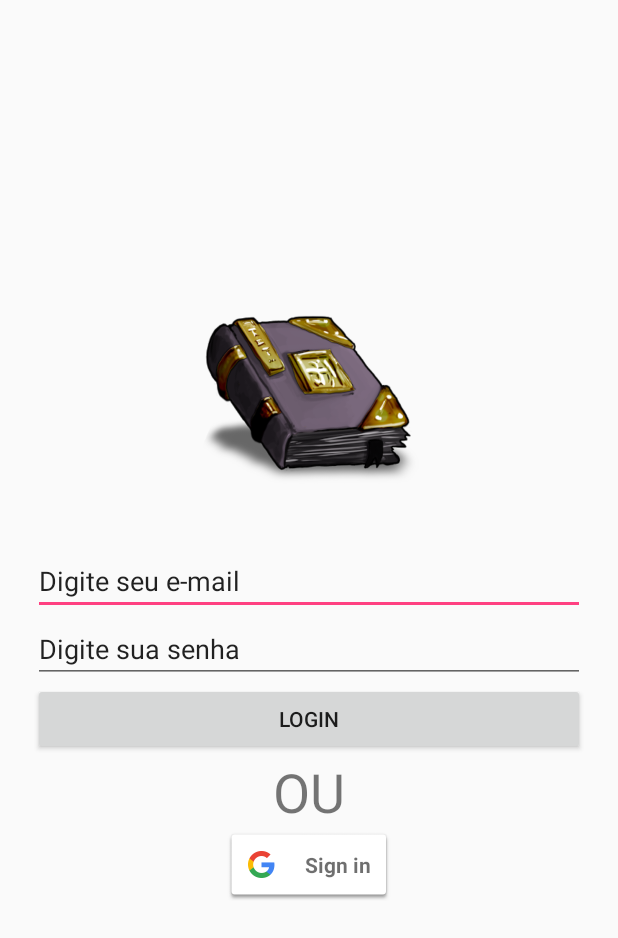
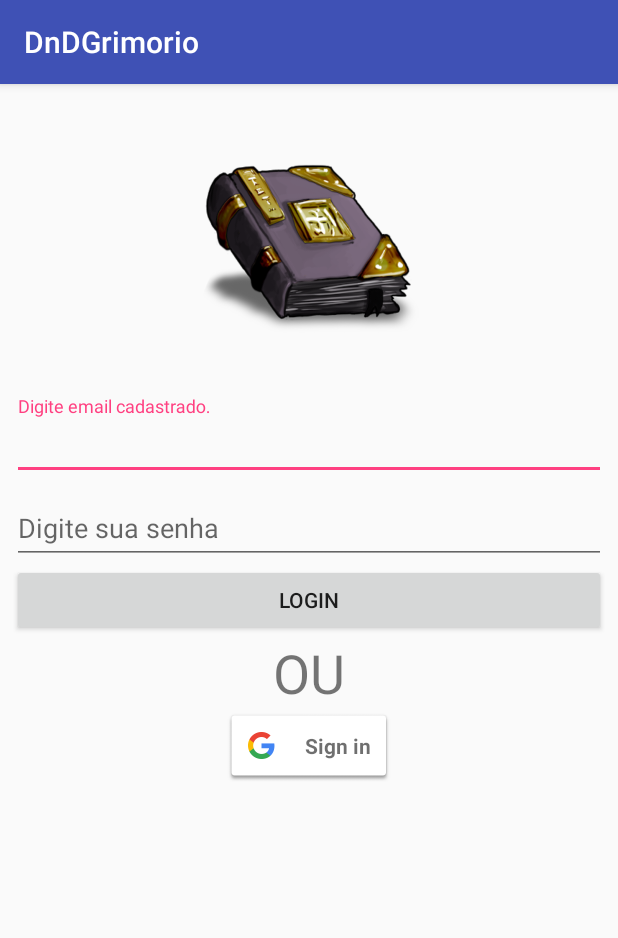
Before and after one commit to Rycker/DnDGrimorio, an Android app: the screen it shows after launch (LoginActivity), on a phone screen of 412 x 824 dp. Shown: the top 938 px of the screen. Run offline under Robolectric (Android 15) with nearby library versions, the light colour scheme and no system bars; our stand-ins replace Firebase (no records; nobody signed in at launch, a user with empty details on screens opened directly).

Commit message:
@Realizado diversas modificações em página login. @Retirado Fullscreen em loginActivity @Iniciado página principal.

```diff
--- a/app/build.gradle
+++ b/app/build.gradle
@@ -37,5 +37,5 @@ dependencies {
 }
 
 
-
+apply plugin: 'realm-android'
 apply plugin: 'com.google.gms.google-services'
--- a/app/src/main/res/layout/activity_login.xml
+++ b/app/src/main/res/layout/activity_login.xml
@@ -1,14 +1,18 @@
 <?xml version="1.0" encoding="utf-8"?>
-<android.support.constraint.ConstraintLayout xmlns:android="http://schemas.android.com/apk/res/android"
+<RelativeLayout xmlns:android="http://schemas.android.com/apk/res/android"
     xmlns:app="http://schemas.android.com/apk/res-auto"
     xmlns:tools="http://schemas.android.com/tools"
     android:layout_width="match_parent"
     android:layout_height="match_parent"
     tools:context="rdh.dndgrimorio.activity.LoginActivity">
 
-    <LinearLayout
-        android:layout_width="368dp"
-        android:layout_height="495dp"
+    <ScrollView
+        android:layout_width="match_parent"
+        android:layout_height="match_parent">
+
+        <LinearLayout xmlns:android="http://schemas.android.com/apk/res/android"
+            android:layout_width="match_parent"
+            android:layout_height="wrap_content"
             android:layout_marginBottom="8dp"
             android:layout_marginLeft="8dp"
             android:layout_marginRight="8dp"
@@ -26,21 +30,34 @@
                 android:layout_height="200dp"
                 app:srcCompat="@drawable/login_grimorio" />
 
+            <android.support.design.widget.TextInputLayout
+                android:layout_width="match_parent"
+                android:layout_height="wrap_content">
+
                 <EditText
                     android:id="@+id/loginEmailId"
                     android:layout_width="match_parent"
                     android:layout_height="wrap_content"
                     android:ems="10"
-            android:inputType="textPersonName"
-            android:text="Digite seu e-mail" />
+                    android:hint="@string/hintEmailLogin"
+                    android:inputType="textEmailAddress" />
+
+            </android.support.design.widget.TextInputLayout>
+
+            <android.support.design.widget.TextInputLayout
+                android:layout_width="match_parent"
+                android:layout_height="wrap_content">
 
                 <EditText
                     android:id="@+id/loginSenhaId"
                     android:layout_width="match_parent"
                     android:layout_height="wrap_content"
                     android:ems="10"
-            android:inputType="textPersonName"
-            android:text="Digite sua senha" />
+                    android:hint="@string/hintSenhaLogin"
+                    android:inputType="textPassword" />
+
+            </android.support.design.widget.TextInputLayout>
+
 
             <Button
                 android:id="@+id/loginBtnId"
@@ -68,4 +85,5 @@
                     android:text="" />
             </LinearLayout>
         </LinearLayout>
-</android.support.constraint.ConstraintLayout>
+    </ScrollView>
+</RelativeLayout>
--- a/app/src/main/res/values/styles.xml
+++ b/app/src/main/res/values/styles.xml
@@ -1,24 +1,11 @@
 <resources>
 
     <!-- Base application theme. -->
-    <style name="AppTheme" parent="Theme.AppCompat.Light.DarkActionBar">
+    <style name="AppTheme" parent="Base.Theme.AppCompat.Light.DarkActionBar">
         <!-- Customize your theme here. -->
-        <item name="colorPrimary">@color/colorPrimary</item>
-        <item name="colorPrimaryDark">@color/colorPrimaryDark</item>
-        <item name="colorAccent">@color/colorAccent</item>
-        <item name="android:windowTranslucentNavigation">true</item>
-        <item name="android:screenOrientation">portrait</item>
-    </style>
-
-    <style name="LoginAppTheme" parent="Theme.AppCompat.Light.NoActionBar">
-        <!-- Customize your theme here. -->
-        <item name="windowNoTitle">true</item>
-        <!--<item name="window">true</item>-->
         <item name="colorPrimary">@color/colorPrimary</item>
         <item name="colorPrimaryDark">@color/colorPrimaryDark</item>
         <item name="colorAccent">@color/colorAccent</item>
     </style>
 
-
-
 </resources>
--- a/build.gradle
+++ b/build.gradle
@@ -7,6 +7,7 @@ buildscript {
     dependencies {
         classpath 'com.android.tools.build:gradle:2.3.3'
         classpath 'com.google.gms:google-services:3.1.0'
+        classpath 'io.realm:realm-gradle-plugin:3.4.0'
         // NOTE: Do not place your application dependencies here; they belong
         // in the individual module build.gradle files
     }
```
Also changed, not shown: app/src/main/AndroidManifest.xml (+6 -3 lines), app/src/main/java/models/Grimorio.java (added, +90 -0 lines), app/src/main/java/models/Magia.java (added, +33 -0 lines), app/src/main/java/rdh/dndgrimorio/activity/LoginActivity.java (+2 -16 lines), app/src/main/res/values/strings.xml (+25 -0 lines). Lines whose indentation alone changed are shown as unchanged.
